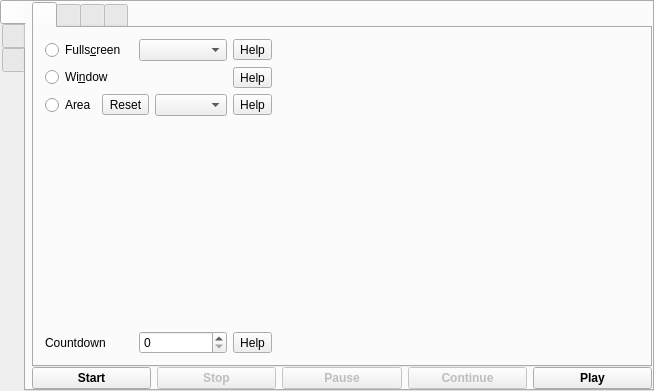
The window that mainwindow.ui (vkohaupt/vokoscreenNG) describes before a commit, drawn with Qt 5.
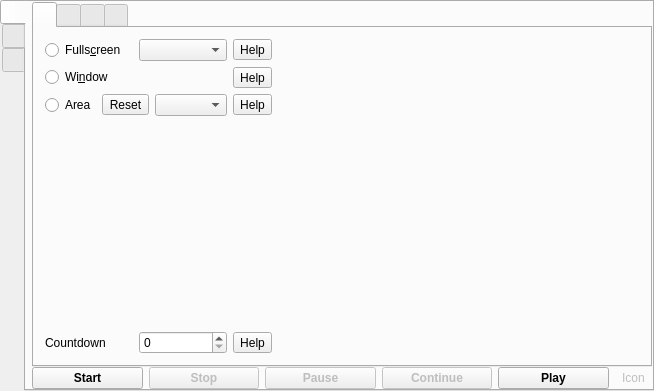
The same window after the commit. Icons and pictures are not drawn.

```diff
--- a/mainwindow.ui
+++ b/mainwindow.ui
@@ -1269,6 +1269,25 @@
             </property>
            </widget>
           </item>
+          <item>
+           <widget class="QToolButton" name="toolButtonBS">
+            <property name="enabled">
+             <bool>false</bool>
+            </property>
+            <property name="text">
+             <string>Icon</string>
+            </property>
+            <property name="iconSize">
+             <size>
+              <width>28</width>
+              <height>28</height>
+             </size>
+            </property>
+            <property name="autoRaise">
+             <bool>true</bool>
+            </property>
+           </widget>
+          </item>
          </layout>
         </item>
        </layout>
```
